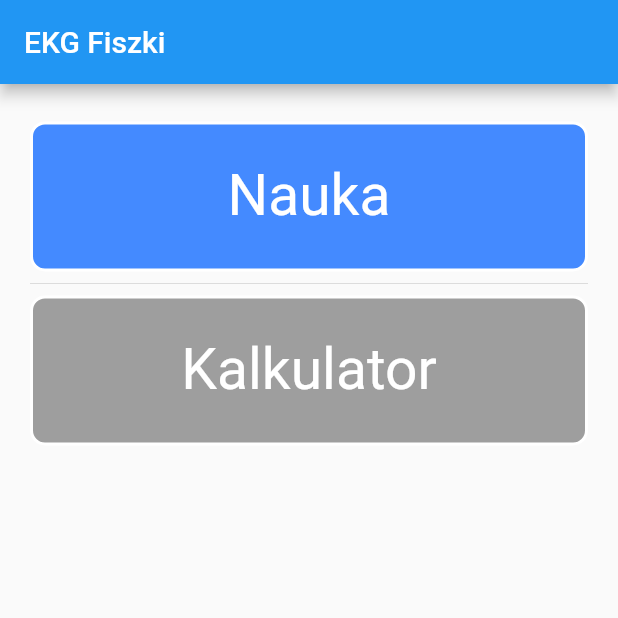
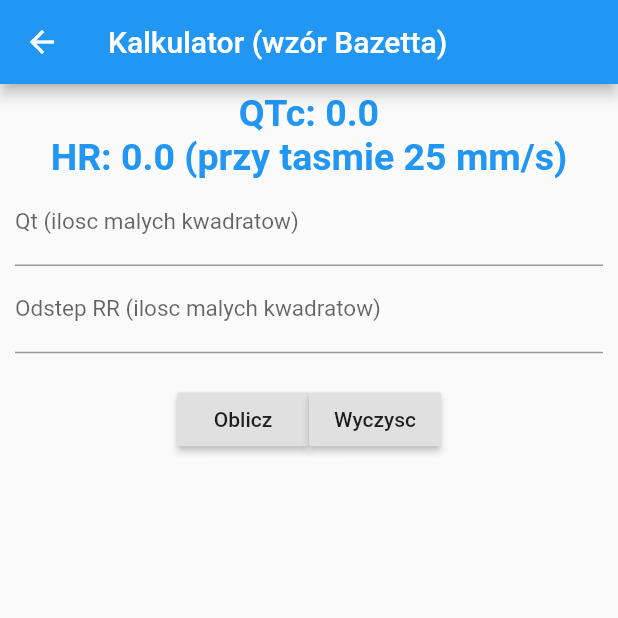
Before and after one commit to madb88/ekg_app_flutter, a Flutter app: the screen it shows after launch, after a tap on "Kalkulator", on a phone screen of 412 x 824 dp, the top half of it. Run offline on Flutter 3.47's test engine with Material 2 defaults, Android fonts, the phone set to English and light mode, and no system bars; our stand-ins replace cloud_firestore; missing offline and left inert: firebase_admob; accounts and stored records are empty.

Commit message:
Implemented first draft of calculator

```diff
--- /dev/null
+++ b/lib/calculator.dart
@@ -0,0 +1,104 @@
+import 'package:flutter/material.dart';
+import 'dart:math';
+
+class Calculator extends StatefulWidget {
+
+  @override
+  _CalculatorState createState() => _CalculatorState();
+}
+
+class _CalculatorState extends State<Calculator> {
+  var rightQt = 0.0,rr = 0.0,sum = 0.0, hr = 0.0;
+
+  int fac = pow(10, 3);
+
+  final TextEditingController t1 = new TextEditingController(text: "");
+  final TextEditingController t2 = new TextEditingController(text: "");
+
+    void calculateQt(){
+      this.setState((){
+        rightQt = double.parse(t1.text);
+        rr = double.parse(t2.text);
+
+        sum = rightQt * 0.04 / sqrt(rr * 0.04);
+        sum = ((sum * fac).round() / fac) * 1000;
+        hr = 300 / rr;
+      });
+    }
+
+    void clearCalculator(){
+      this.setState((){
+        sum = 0.0;
+        hr = 0.0;
+
+      });
+    }
+
+  @override
+  Widget build(BuildContext context) {
+    return Scaffold(
+      appBar: AppBar(
+        title: Text('Kalkulator (wzór Bazetta)'),
+      ),
+      body: Container(
+        padding: EdgeInsets.only(top: 5.0, left: 10.0,right: 10.0),
+        child: Center(
+          child: Column(
+
+            children: <Widget>[
+              Text(
+                "QTc: $sum",
+                style: TextStyle(
+                  fontSize: 25.0,
+                  color: Colors.blue,
+                  fontWeight: FontWeight.bold
+                  ),
+              ),
+               Text(
+                "HR: $hr (przy tasmie 25 mm/s)",
+                style: TextStyle(
+                  fontSize: 25.0,
+                  color: Colors.blue,
+                  fontWeight: FontWeight.bold
+                  ),
+              ),
+              TextField(
+                keyboardType: TextInputType.number,
+                decoration: InputDecoration(
+                  labelStyle: TextStyle(fontSize: 15.0),
+                  labelText: "Qt (ilosc malych kwadratow)"
+                ),
+                controller: t1,
+              ),
+              TextField(
+                keyboardType: TextInputType.number,
+                decoration: InputDecoration(
+                  labelStyle: TextStyle(fontSize: 15.0),
+                  labelText: "Odstep RR (ilosc malych kwadratow)"
+                ),
+                controller: t2,
+              ),
+              Padding(
+                padding: const EdgeInsets.only(top:20.0)
+                ),
+                Row(
+                  mainAxisAlignment: MainAxisAlignment.center,
+
+                  children: <Widget>[
+                    RaisedButton(
+                      child: Text("Oblicz"),
+                      onPressed: calculateQt,
+                    ),
+                    RaisedButton(
+                      child: Text("Wyczysc"),
+                      onPressed: clearCalculator,
+                    )
+                  ],
+                  )
+            ],
+          ),
+        ),
+      ),
+    );
+  }
+}
--- a/lib/detail_page.dart
+++ b/lib/detail_page.dart
@@ -20,7 +20,7 @@ class DetailPage extends StatelessWidget {
 
     Widget descriptionSection = Container(
       padding: const EdgeInsets.all(20.0),
-      child: new Text(
+      child: Text(
         sendedCard['description'],
         style: new TextStyle(fontSize: 20.0),
         textAlign: TextAlign.justify,
--- a/lib/home_page.dart
+++ b/lib/home_page.dart
@@ -1,6 +1,7 @@
 import 'package:flutter/material.dart';
 import 'card_list.dart';
 import 'category_list.dart';
+import 'calculator.dart';
 
 class MyCustomRoute<T> extends MaterialPageRoute<T> {
   MyCustomRoute({WidgetBuilder builder, RouteSettings settings})
@@ -54,15 +55,15 @@ class HomePageList extends StatelessWidget {
             new InkWell(
               onTap: () {
                 _onTap;
-                // Navigator.push(
-                //   context,
-                //   MyCustomRoute(builder: (context) => CategoryList()),
-                // );
+                Navigator.push(
+                  context,
+                  MyCustomRoute(builder: (context) => Calculator()),
+                );
               },
               child: new Container(
                 height: 100.0,
                 decoration: new BoxDecoration(
-                  color: Colors.grey,
+                  color: Colors.red,
                   border: new Border.all(color: Colors.white, width: 2.0),
                   borderRadius: new BorderRadius.circular(10.0),
                 ),
```
